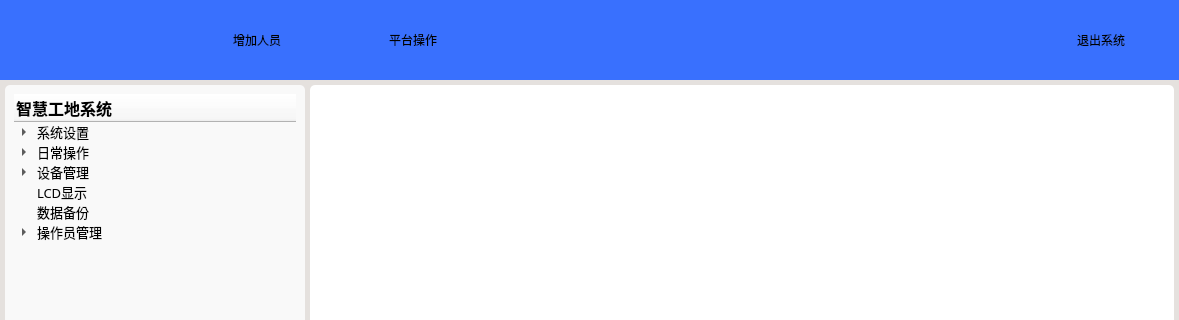
Old version of the form views/mainUi.ui in the repository jamesandjim/wisdom_site; both pictures show x 0 to 1179 and y 0 to 320 of the 1179 by 800 pixel window.
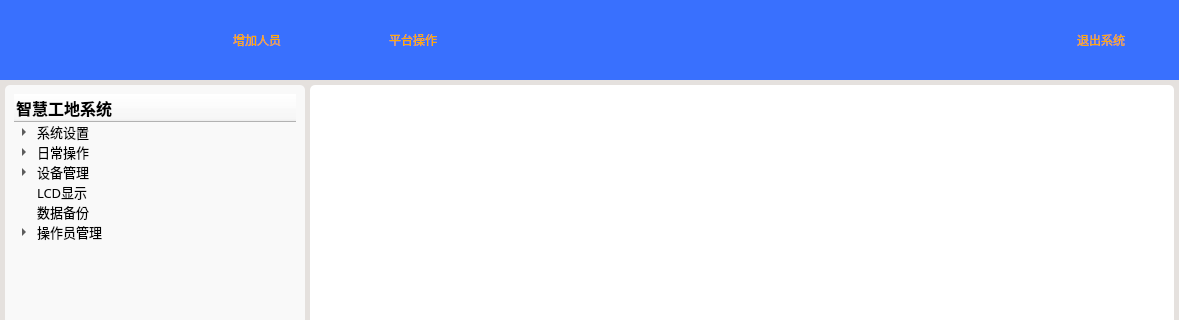
New version of the form. Icons and pictures are not drawn.

What changed in the file:
```diff
--- a/views/mainUi.ui
+++ b/views/mainUi.ui
@@ -163,6 +163,10 @@
               <height>80</height>
              </size>
             </property>
+            <property name="styleSheet">
+             <string notr="true">font: 75 14pt &quot;微软雅黑&quot;;
+color: rgb(255, 170, 0);</string>
+            </property>
             <property name="text">
              <string>增加人员</string>
             </property>
@@ -172,8 +176,8 @@
             </property>
             <property name="iconSize">
              <size>
-              <width>80</width>
-              <height>80</height>
+              <width>60</width>
+              <height>60</height>
              </size>
             </property>
             <property name="flat">
@@ -201,6 +205,10 @@
               <height>80</height>
              </size>
             </property>
+            <property name="styleSheet">
+             <string notr="true">font: 75 14pt &quot;微软雅黑&quot;;
+color: rgb(255, 170, 0);</string>
+            </property>
             <property name="text">
              <string>平台操作</string>
             </property>
@@ -210,8 +218,8 @@
             </property>
             <property name="iconSize">
              <size>
-              <width>80</width>
-              <height>80</height>
+              <width>60</width>
+              <height>60</height>
              </size>
             </property>
             <property name="flat">
@@ -252,6 +260,10 @@
               <height>80</height>
              </size>
             </property>
+            <property name="styleSheet">
+             <string notr="true">font: 75 14pt &quot;微软雅黑&quot;;
+color: rgb(255, 170, 0);</string>
+            </property>
             <property name="text">
              <string>退出系统</string>
             </property>
@@ -261,8 +273,8 @@
             </property>
             <property name="iconSize">
              <size>
-              <width>80</width>
-              <height>80</height>
+              <width>60</width>
+              <height>60</height>
              </size>
             </property>
             <property name="flat">
```
